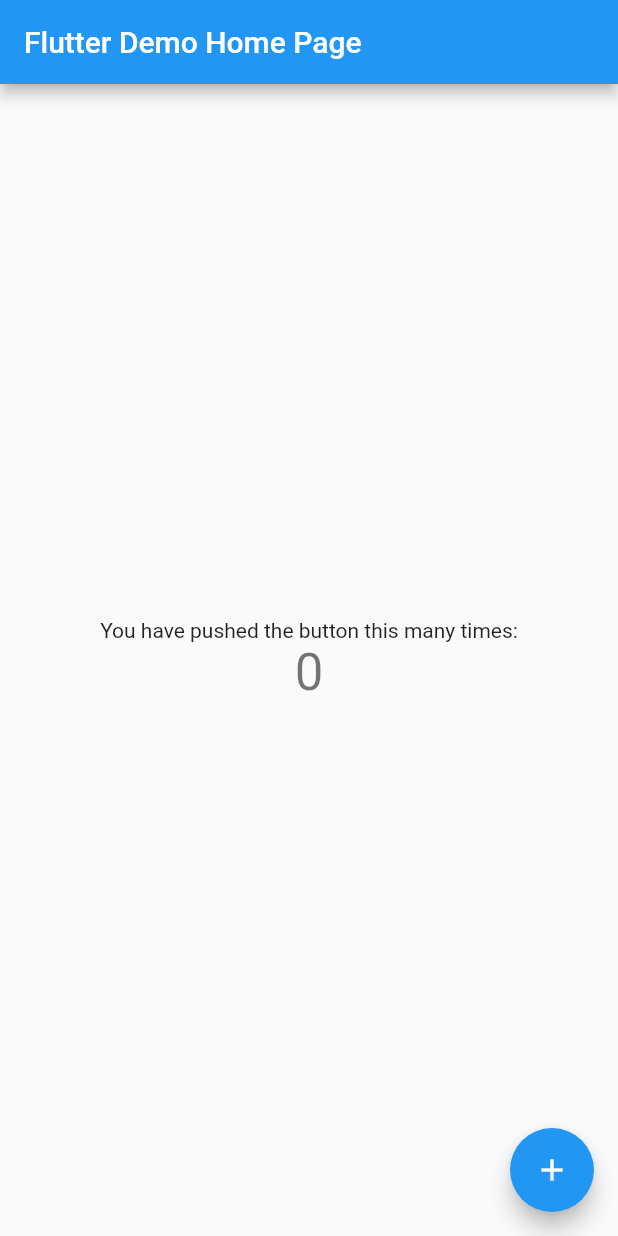
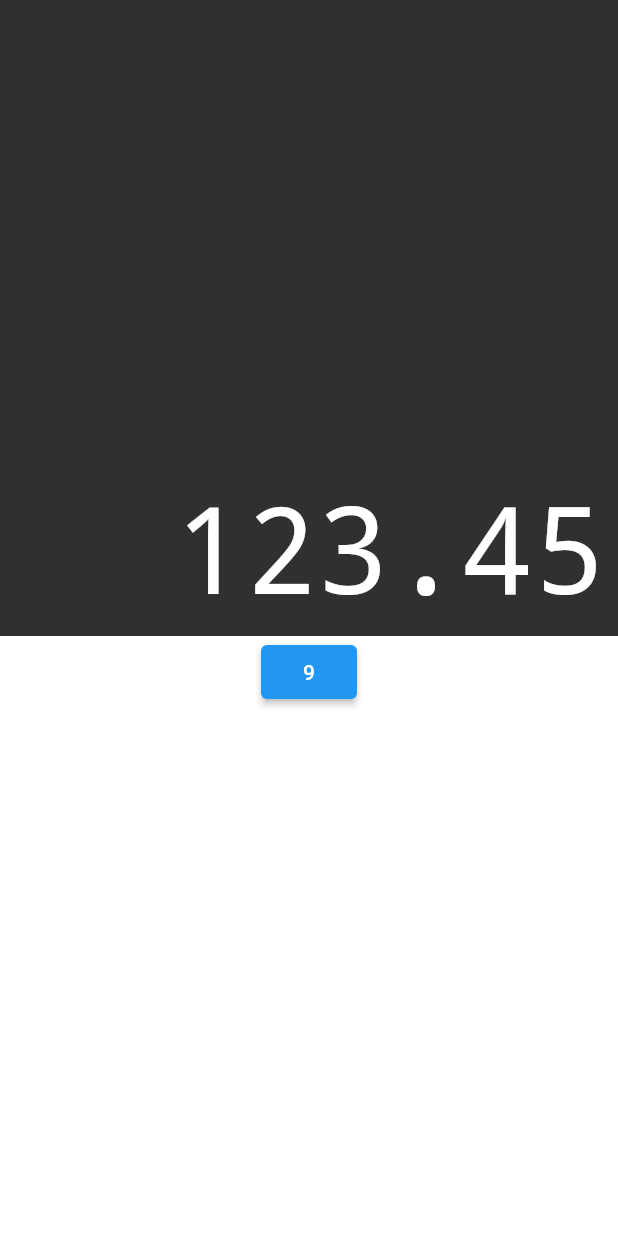
Before and after one commit to BoanergesJunior/calculadora-flutter, a Flutter app: the screen it shows after launch, on a phone screen of 412 x 824 dp. Run offline on Flutter 3.47's test engine with Material 2 defaults, Android fonts, the phone set to English and light mode, and no system bars; drawn by our look-alikes of auto_size_text.

Commit message:
display and keyboard components created

```diff
--- /dev/null
+++ b/lib/components/display.dart
@@ -0,0 +1,40 @@
+import 'package:flutter/material.dart';
+import 'package:auto_size_text/auto_size_text.dart';
+
+class Display extends StatelessWidget {
+  final String text;
+
+  Display(this.text);
+
+  @override
+  Widget build(BuildContext context) {
+    return Expanded(
+      flex: 1,
+      child: Container(
+        color: Color.fromRGBO(48, 48, 48, 1),
+        child: Column(
+          mainAxisAlignment: MainAxisAlignment.end,
+          crossAxisAlignment: CrossAxisAlignment.stretch,
+          children: [
+            Padding(
+              padding: const EdgeInsets.all(8.0),
+              child: AutoSizeText(
+                text,
+                minFontSize: 20,
+                maxFontSize: 80,
+                maxLines: 1,
+                textAlign: TextAlign.end,
+                style: TextStyle(
+                  fontWeight: FontWeight.w100,
+                  decoration: TextDecoration.none,
+                  fontSize: 80,
+                  color: Colors.white
+                )
+              ),
+            ),
+          ],
+        ),
+      ),
+    );
+  }
+}
--- /dev/null
+++ b/lib/components/keyboard.dart
@@ -0,0 +1,19 @@
+import 'package:flutter/material.dart';
+
+class Keyboard extends StatelessWidget {
+
+  @override
+  Widget build(BuildContext context) {
+    return Container(
+      height: 400,
+      child: Column(
+        children: <Widget>[
+          ElevatedButton(
+            child: Text('9'),
+            onPressed: () {},
+          )
+        ],
+      ),
+    );
+  }
+}
--- a/lib/main.dart
+++ b/lib/main.dart
@@ -1,113 +1,4 @@
 import 'package:flutter/material.dart';
+import 'screens/calculator.dart';
 
-void main() {
-  runApp(MyApp());
-}
-
-class MyApp extends StatelessWidget {
-  // This widget is the root of your application.
-  @override
-  Widget build(BuildContext context) {
-    return MaterialApp(
-      title: 'Flutter Demo',
-      theme: ThemeData(
-        // This is the theme of your application.
-        //
-        // Try running your application with "flutter run". You'll see the
-        // application has a blue toolbar. Then, without quitting the app, try
-        // changing the primarySwatch below to Colors.green and then invoke
-        // "hot reload" (press "r" in the console where you ran "flutter run",
-        // or simply save your changes to "hot reload" in a Flutter IDE).
-        // Notice that the counter didn't reset back to zero; the application
-        // is not restarted.
-        primarySwatch: Colors.blue,
-      ),
-      home: MyHomePage(title: 'Flutter Demo Home Page'),
-    );
-  }
-}
-
-class MyHomePage extends StatefulWidget {
-  MyHomePage({Key? key, required this.title}) : super(key: key);
-
-  // This widget is the home page of your application. It is stateful, meaning
-  // that it has a State object (defined below) that contains fields that affect
-  // how it looks.
-
-  // This class is the configuration for the state. It holds the values (in this
-  // case the title) provided by the parent (in this case the App widget) and
-  // used by the build method of the State. Fields in a Widget subclass are
-  // always marked "final".
-
-  final String title;
-
-  @override
-  _MyHomePageState createState() => _MyHomePageState();
-}
-
-class _MyHomePageState extends State<MyHomePage> {
-  int _counter = 0;
-
-  void _incrementCounter() {
-    setState(() {
-      // This call to setState tells the Flutter framework that something has
-      // changed in this State, which causes it to rerun the build method below
-      // so that the display can reflect the updated values. If we changed
-      // _counter without calling setState(), then the build method would not be
-      // called again, and so nothing would appear to happen.
-      _counter++;
-    });
-  }
-
-  @override
-  Widget build(BuildContext context) {
-    // This method is rerun every time setState is called, for instance as done
-    // by the _incrementCounter method above.
-    //
-    // The Flutter framework has been optimized to make rerunning build methods
-    // fast, so that you can just rebuild anything that needs updating rather
-    // than having to individually change instances of widgets.
-    return Scaffold(
-      appBar: AppBar(
-        // Here we take the value from the MyHomePage object that was created by
-        // the App.build method, and use it to set our appbar title.
-        title: Text(widget.title),
-      ),
-      body: Center(
-        // Center is a layout widget. It takes a single child and positions it
-        // in the middle of the parent.
-        child: Column(
-          // Column is also a layout widget. It takes a list of children and
-          // arranges them vertically. By default, it sizes itself to fit its
-          // children horizontally, and tries to be as tall as its parent.
-          //
-          // Invoke "debug painting" (press "p" in the console, choose the
-          // "Toggle Debug Paint" action from the Flutter Inspector in Android
-          // Studio, or the "Toggle Debug Paint" command in Visual Studio Code)
-          // to see the wireframe for each widget.
-          //
-          // Column has various properties to control how it sizes itself and
-          // how it positions its children. Here we use mainAxisAlignment to
-          // center the children vertically; the main axis here is the vertical
-          // axis because Columns are vertical (the cross axis would be
-          // horizontal).
-          mainAxisAlignment: MainAxisAlignment.center,
-          children: <Widget>[
-            Text(
-              'You have pushed the button this many times:',
-            ),
-            Text(
-              '$_counter',
-              style: Theme.of(context).textTheme.headline4,
-            ),
-          ],
-        ),
-      ),
-      floatingActionButton: FloatingActionButton(
-        onPressed: _incrementCounter,
-        tooltip: 'Increment',
-        child: Icon(Icons.add),
-      ), // This trailing comma makes auto-formatting nicer for build methods.
-    );
-  }
-}
+void main() => runApp(Calculator());
--- /dev/null
+++ b/lib/models/memory.dart
@@ -0,0 +1,3 @@
+class Memory {
+
+}
--- /dev/null
+++ b/lib/screens/calculator.dart
@@ -0,0 +1,15 @@
+import 'package:calculadora/components/keyboard.dart';
+import 'package:flutter/widgets.dart';
+import 'package:flutter/material.dart';
+import '../components/display.dart';
+import '../components/keyboard.dart';
+
+class Calculator extends StatelessWidget {
+  @override
+  Widget build(BuildContext context) {
+    return MaterialApp(
+        home: Column(
+      children: <Widget>[Display('123.45'), Keyboard()],
+    ));
+  }
+}
--- a/pubspec.yaml
+++ b/pubspec.yaml
@@ -3,7 +3,7 @@ description: A new Flutter project.
 
 # The following line prevents the package from being accidentally published to
 # pub.dev using `pub publish`. This is preferred for private packages.
-publish_to: 'none' # Remove this line if you wish to publish to pub.dev
+publish_to: "none" # Remove this line if you wish to publish to pub.dev
 
 # The following defines the version and build number for your application.
 # A version number is three numbers separated by dots, like 1.2.43
@@ -23,7 +23,7 @@ environment:
 dependencies:
   flutter:
     sdk: flutter
-
+  auto_size_text: 2.1.0
 
   # The following adds the Cupertino Icons font to your application.
   # Use with the CupertinoIcons class for iOS style icons.
@@ -38,7 +38,6 @@ dev_dependencies:
 
 # The following section is specific to Flutter.
 flutter:
-
   # The following line ensures that the Material Icons font is
   # included with your application, so that you can use the icons in
   # the material Icons class.
```
Also changed, not shown: lib/components/button.dart (added), lib/components/button_row.dart (added), pubspec.lock.
